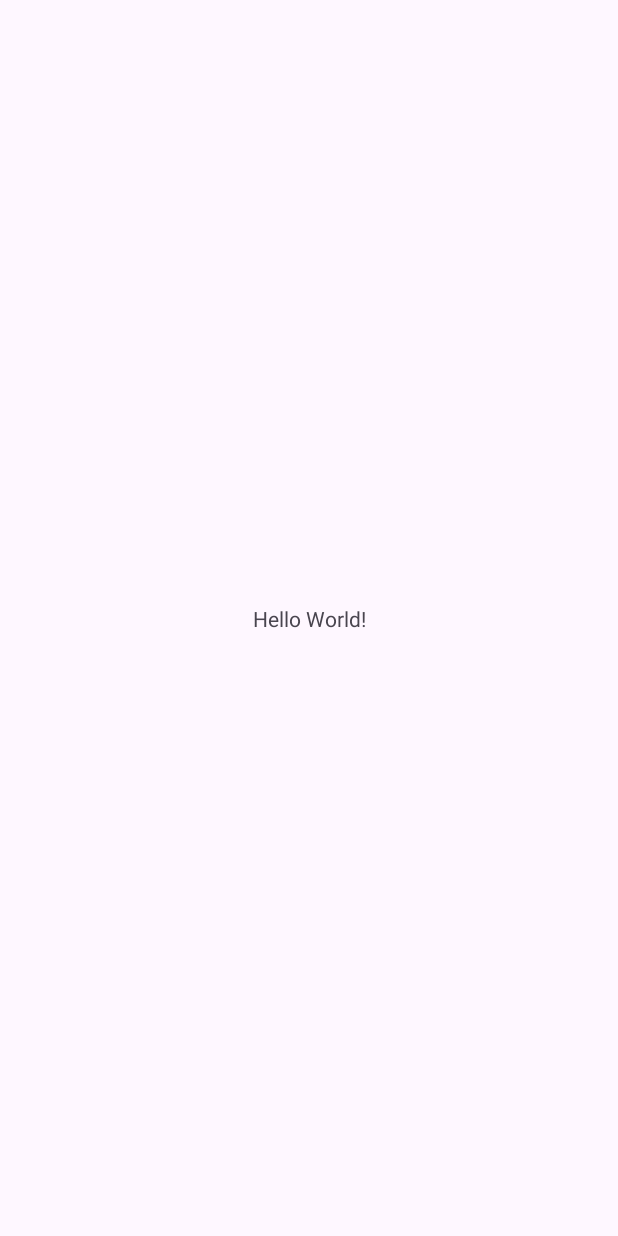
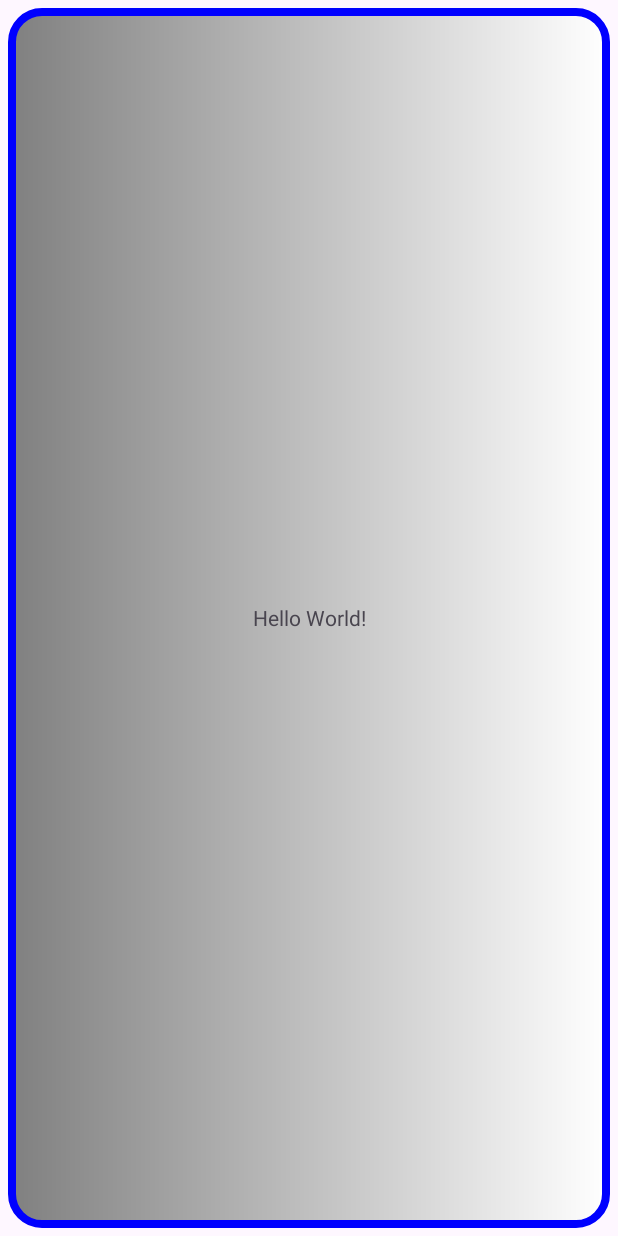
Before and after one commit to mnuelgc/Practica_Filmoteca, an Android app: the screen it shows after launch (MainActivity), on a phone screen of 412 x 824 dp. Before the commit the screen is almost empty. Run offline under Robolectric (Android 15) with nearby library versions, the phone set to English and light mode, and no system bars.

Commit message:
Drawable exercice 1 completed

```diff
--- a/Drawable/app/build.gradle.kts
+++ b/Drawable/app/build.gradle.kts
@@ -5,7 +5,7 @@ plugins {
 
 android {
     namespace = "es.eps.ua.drawable"
-    compileSdk = 33
+    compileSdk = 34
 
     defaultConfig {
         applicationId = "es.eps.ua.drawable"
--- /dev/null
+++ b/Drawable/app/src/main/res/drawable/round_border_frame.xml
@@ -0,0 +1,11 @@
+<?xml version="1.0" encoding="utf-8"?>
+<shape xmlns:android="http://schemas.android.com/apk/res/android"
+    android:shape="rectangle">
+    <stroke android:color="@color/blue"  android:width="5dp"/>
+    <corners android:radius="20dp"/>
+    <gradient
+        android:type="linear"
+        android:startColor="#808080"
+        android:endColor="#FFFFFF"/>
+</shape>
+<!-- elemento drawable que dibuje un marco de 5 dp de grosor, en color azul y con esquinas redondeadas.-->
--- a/Drawable/app/src/main/res/layout/activity_main.xml
+++ b/Drawable/app/src/main/res/layout/activity_main.xml
@@ -7,12 +7,21 @@
     tools:context=".MainActivity">
 
     <TextView
-        android:layout_width="wrap_content"
-        android:layout_height="wrap_content"
+        android:layout_width="match_parent"
+        android:layout_height="match_parent"
+        android:background="@drawable/round_border_frame"
         android:text="Hello World!"
+        android:gravity="center"
         app:layout_constraintBottom_toBottomOf="parent"
         app:layout_constraintEnd_toEndOf="parent"
+        app:layout_constraintHorizontal_bias="0.0"
         app:layout_constraintStart_toStartOf="parent"
-        app:layout_constraintTop_toTopOf="parent" />
+        app:layout_constraintTop_toTopOf="parent"
+        android:layout_marginStart="5dp"
+        android:layout_marginEnd="5dp"
+        android:layout_marginBottom="5dp"
+        android:layout_marginTop
+            ="5dp"
+        app:layout_constraintVertical_bias="0.0" />
 
 </androidx.constraintlayout.widget.ConstraintLayout>
--- a/Drawable/app/src/main/res/values/colors.xml
+++ b/Drawable/app/src/main/res/values/colors.xml
@@ -2,4 +2,5 @@
 <resources>
     <color name="black">#FF000000</color>
     <color name="white">#FFFFFFFF</color>
+    <color name="blue">#0000FF</color>
 </resources>
```
